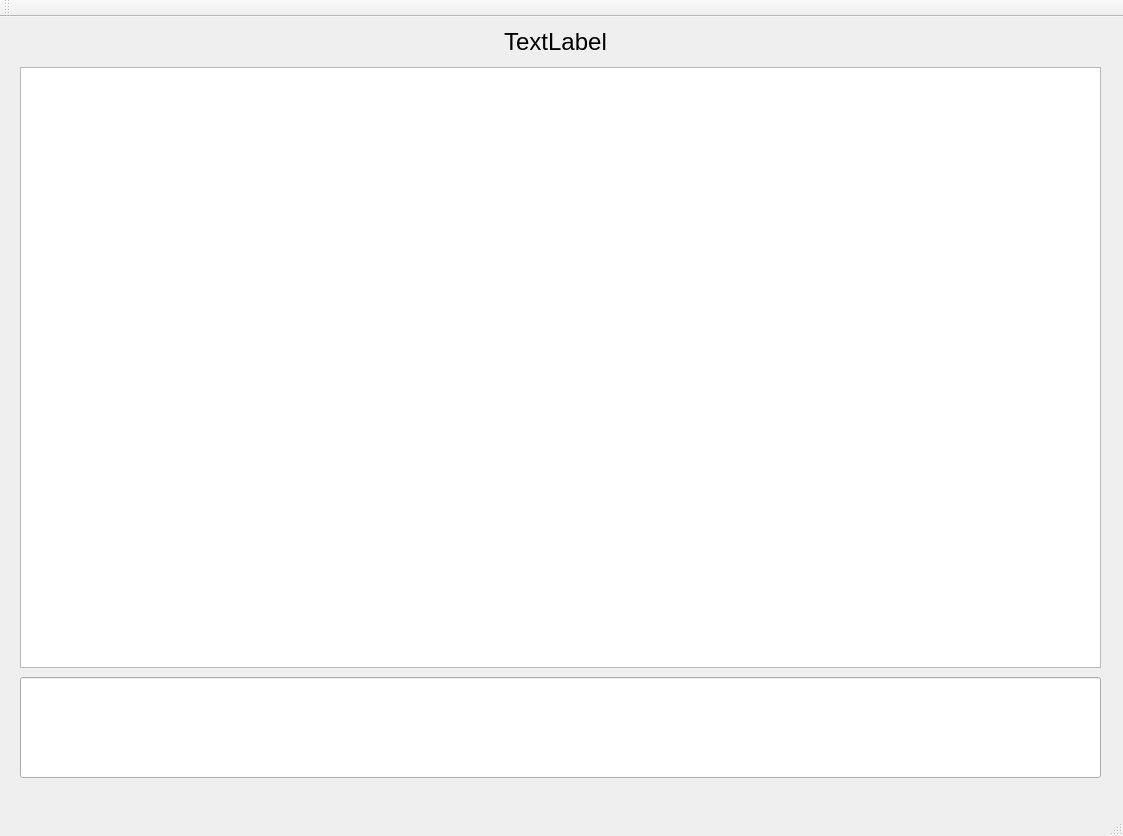
gakers/adaptive_communication_device, file mainwindow.ui: the form before one commit.
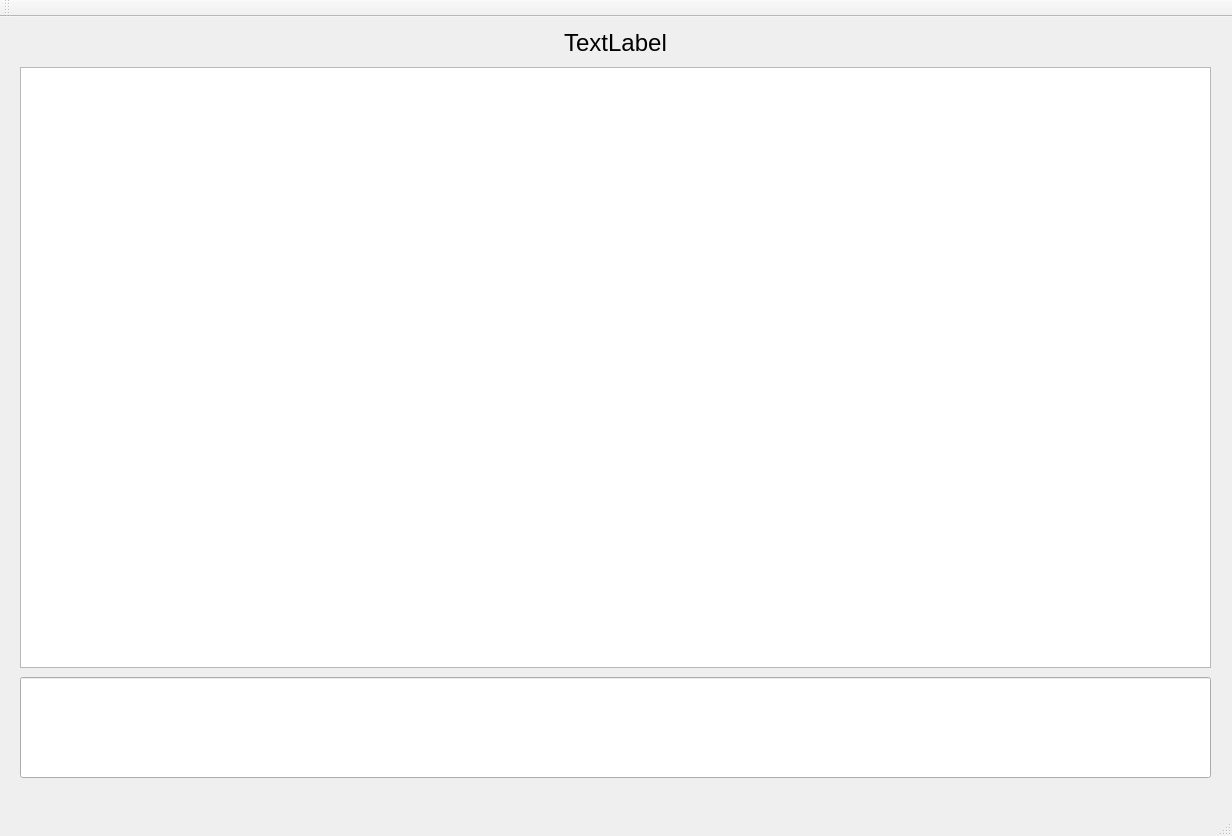
The form after the commit.

```diff
--- a/mainwindow.ui
+++ b/mainwindow.ui
@@ -6,7 +6,7 @@
    <rect>
     <x>0</x>
     <y>0</y>
-    <width>1123</width>
+    <width>1232</width>
     <height>836</height>
    </rect>
   </property>
@@ -25,7 +25,7 @@
      <rect>
       <x>20</x>
       <y>50</y>
-      <width>1081</width>
+      <width>1191</width>
       <height>601</height>
      </rect>
     </property>
@@ -41,7 +41,7 @@
      <rect>
       <x>20</x>
       <y>660</y>
-      <width>1081</width>
+      <width>1191</width>
       <height>101</height>
      </rect>
     </property>
@@ -49,8 +49,8 @@
    <widget class="QLabel" name="title">
     <property name="geometry">
      <rect>
-      <x>370</x>
-      <y>9</y>
+      <x>430</x>
+      <y>10</y>
       <width>371</width>
       <height>31</height>
      </rect>
```
Left out of the diff: 2 changed lines with no effect on the pictures.
